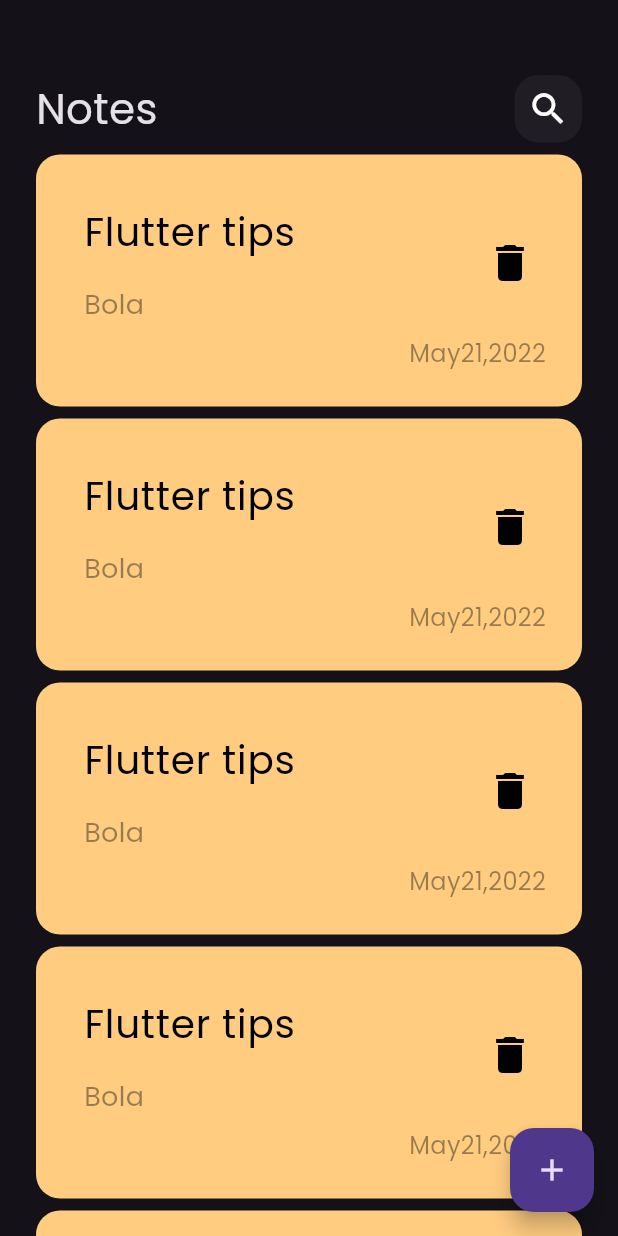
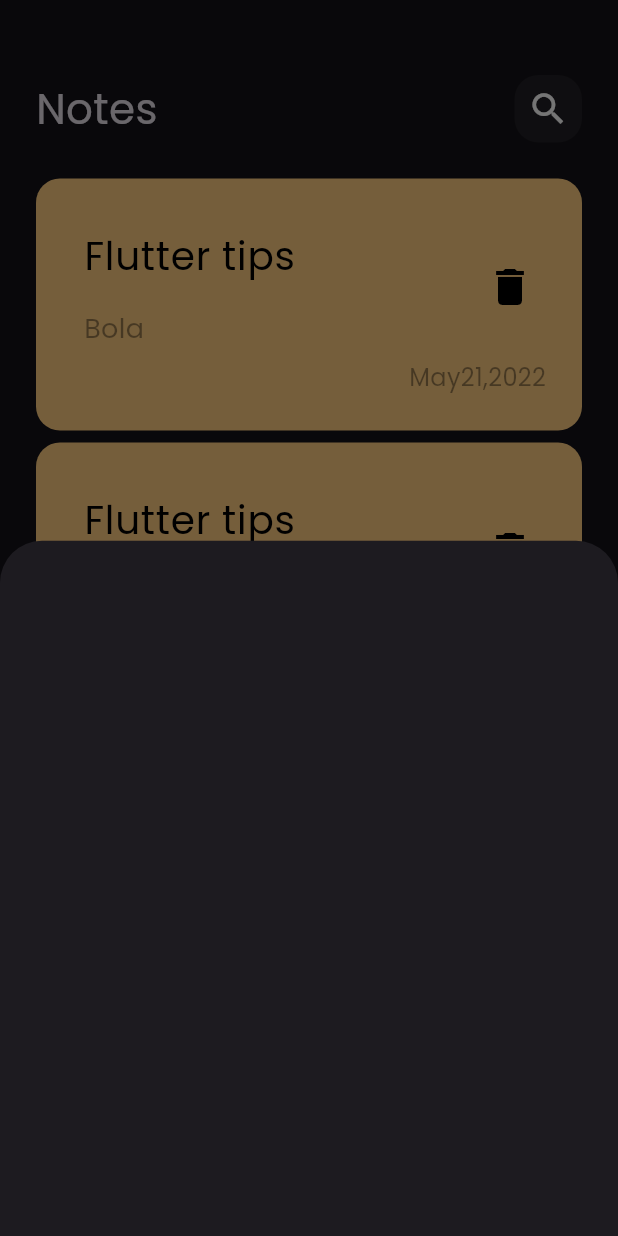
Before and after one commit to MOMEN56/notes_app, a Flutter app: the screen it shows after launch, after a tap on the "add" icon, on a phone screen of 412 x 824 dp. Run offline on Flutter 3.47's test engine with Material 3 defaults, Android fonts, the phone set to English and light mode, and no system bars.

Commit message:
show model bottom

```diff
--- a/lib/screens/notes_screen.dart
+++ b/lib/screens/notes_screen.dart
@@ -1,4 +1,5 @@
 import 'package:flutter/material.dart';
+import 'package:notes_app/widgets/add_note_bottom.dart';
 import 'package:notes_app/widgets/notes_body.dart';
 
 class Homescreen extends StatelessWidget {
@@ -6,11 +7,18 @@ class Homescreen extends StatelessWidget {
 
   @override
   Widget build(BuildContext context) {
-    return  Scaffold(
-    floatingActionButton: FloatingActionButton(onPressed: (){},
-    child: const Icon(Icons.add),
-    ),
-    body: const NotesBody(),
+    return Scaffold(
+      floatingActionButton: FloatingActionButton(
+        onPressed: () {
+          showModalBottomSheet(
+              context: context,
+              builder: (context) {
+                return const addNoteBottomSheet();
+              });
+        },
+        child: const Icon(Icons.add),
+      ),
+      body: const NotesBody(),
     );
   }
 }
--- /dev/null
+++ b/lib/widgets/add_note_bottom.dart
@@ -0,0 +1,10 @@
+import 'package:flutter/material.dart';
+
+class addNoteBottomSheet extends StatelessWidget {
+  const addNoteBottomSheet({super.key});
+
+  @override
+  Widget build(BuildContext context) {
+    return Container();
+  }
+}
--- a/lib/widgets/notes_list_view.dart
+++ b/lib/widgets/notes_list_view.dart
@@ -6,13 +6,17 @@ class NotesListView extends StatelessWidget {
 
   @override
   Widget build(BuildContext context) {
-    return ListView.builder(
+    return Padding(
+      padding: const EdgeInsets.symmetric(vertical: 16),
+      child: ListView.builder(
+        padding: EdgeInsets.zero,
         itemBuilder: (context, index) {
           return const Padding(
             padding: EdgeInsets.only(top: 8.0),
             child: NoteItem(),
           );
         },
+      ),
     );
   }
 }
```
Lines whose indentation alone changed are shown as unchanged.
